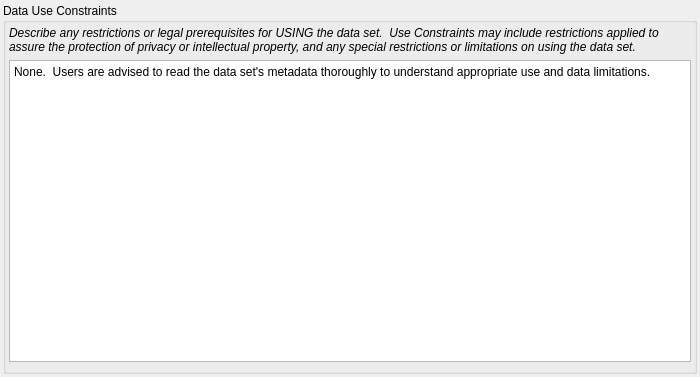
The window that pymdwizard/gui/ui_files/UseConstraints.ui (DOI-USGS/fort-pymdwizard) describes before a commit, drawn with Qt 5.
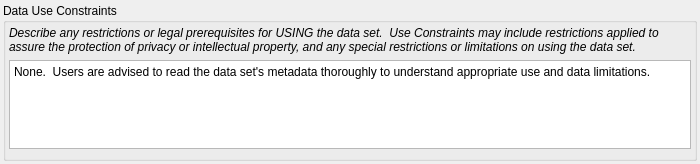
The same window after the commit.

Diff of the .ui file:
```diff
--- a/pymdwizard/gui/ui_files/UseConstraints.ui
+++ b/pymdwizard/gui/ui_files/UseConstraints.ui
@@ -7,9 +7,21 @@
     <x>0</x>
     <y>0</y>
     <width>700</width>
-    <height>377</height>
+    <height>164</height>
    </rect>
   </property>
+  <property name="minimumSize">
+   <size>
+    <width>0</width>
+    <height>130</height>
+   </size>
+  </property>
+  <property name="maximumSize">
+   <size>
+    <width>16777215</width>
+    <height>165</height>
+   </size>
+  </property>
   <property name="font">
    <font>
     <family>Arial</family>
```
